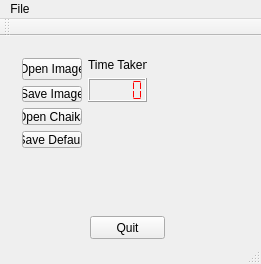
Before: the Qt Designer form painterly/painterly/GLWindow.ui in twentylemon/painterly, drawn with Qt 5.
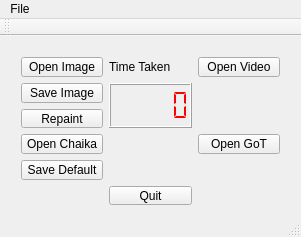
After: the same form once the commit is applied.

Commit message: start of video

Diff of the .ui file:
```diff
--- a/painterly/painterly/GLWindow.ui
+++ b/painterly/painterly/GLWindow.ui
@@ -6,61 +6,55 @@
    <rect>
     <x>0</x>
     <y>0</y>
-    <width>261</width>
-    <height>264</height>
+    <width>301</width>
+    <height>237</height>
    </rect>
   </property>
   <property name="windowTitle">
    <string>Painterly Rendering</string>
   </property>
   <widget class="QWidget" name="centralWidget">
-   <widget class="QPushButton" name="buttonQuit">
+   <widget class="QWidget" name="">
     <property name="geometry">
      <rect>
-      <x>90</x>
-      <y>180</y>
-      <width>75</width>
-      <height>23</height>
-     </rect>
-    </property>
-    <property name="text">
-     <string>Quit</string>
-    </property>
-    <property name="flat">
-     <bool>false</bool>
-    </property>
-   </widget>
-   <widget class="QWidget" name="layoutWidget">
-    <property name="geometry">
-     <rect>
-      <x>11</x>
-      <y>11</y>
-      <width>147</width>
-      <height>112</height>
+      <x>10</x>
+      <y>10</y>
+      <width>281</width>
+      <height>170</height>
      </rect>
     </property>
     <layout class="QGridLayout" name="gridLayout">
-     <item row="3" column="0">
-      <widget class="QPushButton" name="buttonOpen_Chaika">
+     <item row="0" column="2">
+      <widget class="QPushButton" name="buttonOpen_Video">
        <property name="text">
-        <string>Open Chaika</string>
+        <string>Open Video</string>
        </property>
       </widget>
      </item>
-     <item row="0" column="0" rowspan="2">
+     <item row="5" column="1">
+      <widget class="QPushButton" name="buttonQuit">
+       <property name="text">
+        <string>Quit</string>
+       </property>
+       <property name="flat">
+        <bool>false</bool>
+       </property>
+      </widget>
+     </item>
+     <item row="1" column="0">
+      <widget class="QPushButton" name="buttonSave_Image">
+       <property name="text">
+        <string>Save Image</string>
+       </property>
+      </widget>
+     </item>
+     <item row="0" column="0">
       <widget class="QPushButton" name="buttonOpen_Image">
        <property name="text">
         <string>Open Image</string>
        </property>
       </widget>
      </item>
-     <item row="0" column="1">
-      <widget class="QLabel" name="labelTime_Taken">
-       <property name="text">
-        <string>Time Taken</string>
-       </property>
-      </widget>
-     </item>
      <item row="1" column="1" rowspan="2">
       <widget class="QLCDNumber" name="lcdTime_Taken">
        <property name="enabled">
@@ -162,13 +156,6 @@
        </property>
       </widget>
      </item>
-     <item row="2" column="0">
-      <widget class="QPushButton" name="buttonSave_Image">
-       <property name="text">
-        <string>Save Image</string>
-       </property>
-      </widget>
-     </item>
      <item row="4" column="0">
       <widget class="QPushButton" name="buttonSave_Default">
        <property name="text">
@@ -176,6 +163,34 @@
        </property>
       </widget>
      </item>
+     <item row="0" column="1">
+      <widget class="QLabel" name="labelTime_Taken">
+       <property name="text">
+        <string>Time Taken</string>
+       </property>
+      </widget>
+     </item>
+     <item row="3" column="0">
+      <widget class="QPushButton" name="buttonOpen_Chaika">
+       <property name="text">
+        <string>Open Chaika</string>
+       </property>
+      </widget>
+     </item>
+     <item row="2" column="0">
+      <widget class="QPushButton" name="buttonRepaint">
+       <property name="text">
+        <string>Repaint</string>
+       </property>
+      </widget>
+     </item>
+     <item row="3" column="2">
+      <widget class="QPushButton" name="buttonOpen_GoT">
+       <property name="text">
+        <string>Open GoT</string>
+       </property>
+      </widget>
+     </item>
     </layout>
    </widget>
   </widget>
@@ -184,7 +199,7 @@
     <rect>
      <x>0</x>
      <y>0</y>
-     <width>261</width>
+     <width>301</width>
      <height>21</height>
     </rect>
    </property>
```
Left out of the diff: 51 changed lines with no effect on the pictures. The commit also changes 20 other files.
